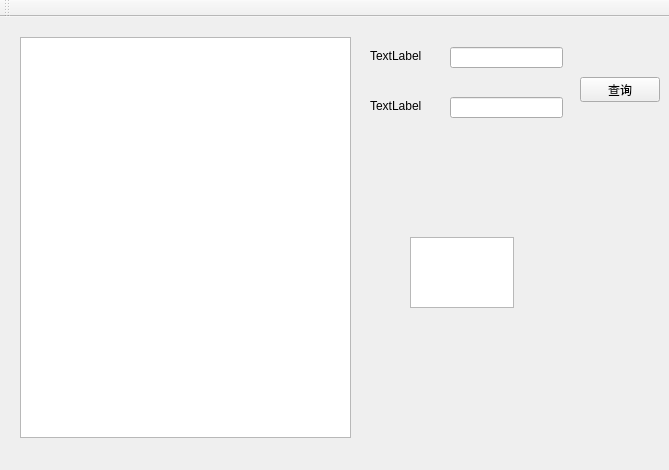
Above: PointSearchByIndex.ui from xiaosuqi1778/PointSearchByIndex before the change. Below: the same form after it.
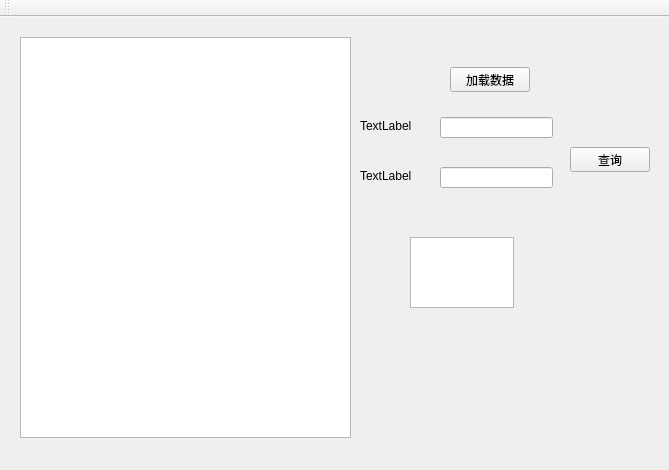
That is the form after the change.

The edit to the form file:
```diff
--- a/PointSearchByIndex.ui
+++ b/PointSearchByIndex.ui
@@ -17,8 +17,8 @@
    <widget class="QLineEdit" name="inputX">
     <property name="geometry">
      <rect>
-      <x>450</x>
-      <y>30</y>
+      <x>440</x>
+      <y>100</y>
       <width>113</width>
       <height>21</height>
      </rect>
@@ -27,8 +27,8 @@
    <widget class="QLineEdit" name="inputY">
     <property name="geometry">
      <rect>
-      <x>450</x>
-      <y>80</y>
+      <x>440</x>
+      <y>150</y>
       <width>113</width>
       <height>21</height>
      </rect>
@@ -37,8 +37,8 @@
    <widget class="QLabel" name="label">
     <property name="geometry">
      <rect>
-      <x>370</x>
-      <y>30</y>
+      <x>360</x>
+      <y>100</y>
       <width>58</width>
       <height>17</height>
      </rect>
@@ -50,8 +50,8 @@
    <widget class="QLabel" name="label_2">
     <property name="geometry">
      <rect>
-      <x>370</x>
-      <y>80</y>
+      <x>360</x>
+      <y>150</y>
       <width>58</width>
       <height>17</height>
      </rect>
@@ -63,8 +63,8 @@
    <widget class="QPushButton" name="searchBtn">
     <property name="geometry">
      <rect>
-      <x>580</x>
-      <y>60</y>
+      <x>570</x>
+      <y>130</y>
       <width>80</width>
       <height>25</height>
      </rect>
@@ -93,6 +93,19 @@
      </rect>
     </property>
    </widget>
+   <widget class="QPushButton" name="loadBtn">
+    <property name="geometry">
+     <rect>
+      <x>450</x>
+      <y>50</y>
+      <width>80</width>
+      <height>25</height>
+     </rect>
+    </property>
+    <property name="text">
+     <string>加载数据</string>
+    </property>
+   </widget>
   </widget>
   <widget class="QMenuBar" name="menuBar">
    <property name="geometry">
```
